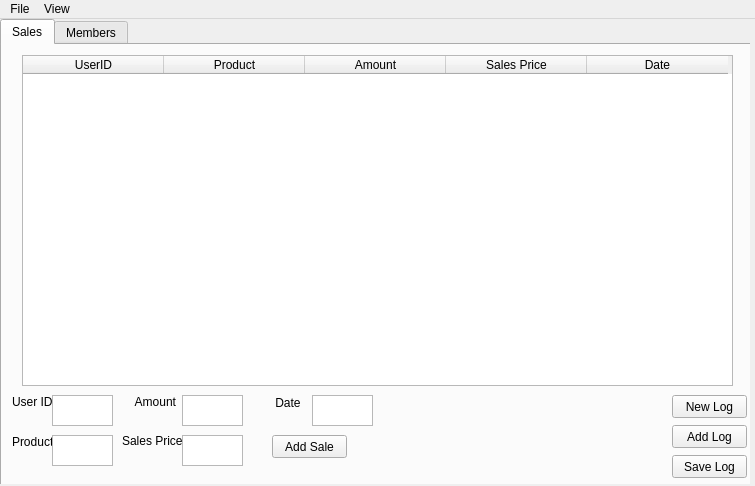
Before: the Qt Designer form mainwindow.ui in kurahk6/WarehouseSuperStore, drawn with Qt 5.
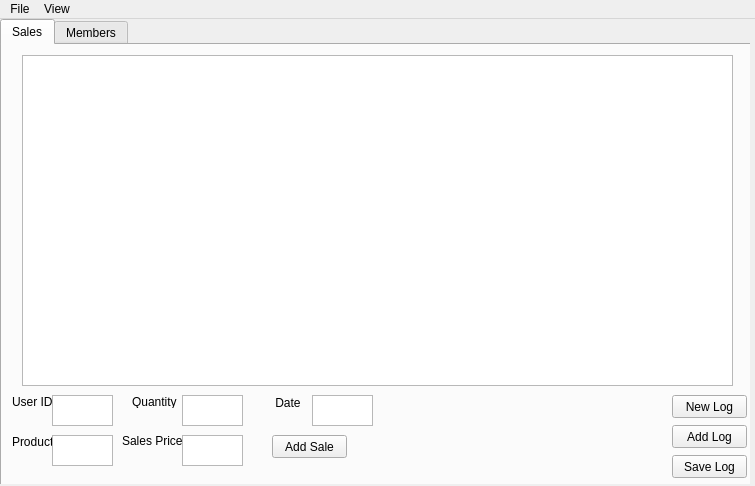
After: the same form once the commit is applied.

The edit to the form file:
```diff
--- a/mainwindow.ui
+++ b/mainwindow.ui
@@ -100,7 +100,7 @@
        <number>5</number>
       </property>
       <attribute name="horizontalHeaderVisible">
-       <bool>true</bool>
+       <bool>false</bool>
       </attribute>
       <attribute name="horizontalHeaderCascadingSectionResizes">
        <bool>false</bool>
@@ -123,7 +123,7 @@
       </column>
       <column>
        <property name="text">
-        <string>Amount</string>
+        <string>Quantity</string>
        </property>
       </column>
       <column>
@@ -199,7 +199,7 @@
        </rect>
       </property>
       <property name="text">
-       <string> Amount</string>
+       <string>Quantity</string>
       </property>
      </widget>
      <widget class="QLabel" name="Date">
```
